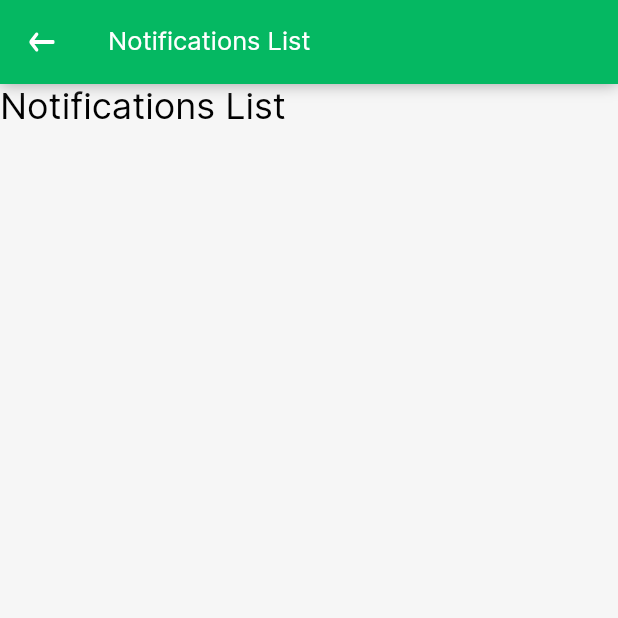
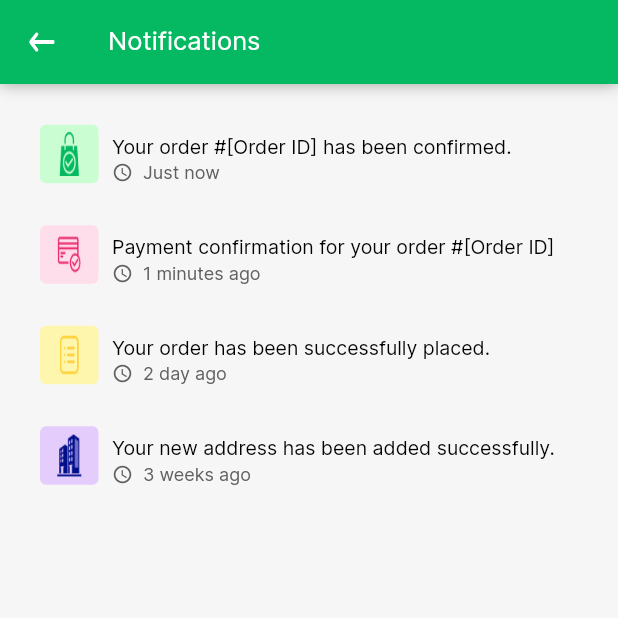
Before and after one commit to mendis11391/nourizmart_inl, a Flutter app: the NotificationsListPage screen opened by its route, on a phone screen of 412 x 824 dp, the top half of it. Run offline on Flutter 3.47's test engine with Material 3 defaults, Android fonts, the light colour scheme and no system bars; our stand-ins replace cloud_firestore, dio, envied, firebase_auth, firebase_core, flutter_svg and 7 more; accounts and stored records are empty; generated files the repository leaves out were written again; network calls fail.

Commit message:
Notification UI

```diff
--- a/lib/app/config/app_resource.dart
+++ b/lib/app/config/app_resource.dart
@@ -36,4 +36,8 @@ class AppResource {
   static const String icAddressBook = 'assets/icons/ic_address_book.svg';
   static const String icOrderHistory = 'assets/icons/ic_order_history.svg';
   static const String icLogout = 'assets/icons/ic_logout.svg';
+  static const String icOrderPlaced = 'assets/icons/ic_order_placed.png';
+  static const String icResidential = 'assets/icons/ic_residential.png';
+  static const String icVisa = 'assets/icons/ic_visa_done.png';
+  static const String icShopping = 'assets/icons/ic_shopping.png';
 }
--- a/lib/presentation/pages/home/home_controller.dart
+++ b/lib/presentation/pages/home/home_controller.dart
@@ -173,7 +173,7 @@ class HomeController extends GetxController {
   }
 
   notificationAction() {
-    showToast('Notification Action');
+    navigatePage(AppConstants.notificationsListPage);
   }
 
   addressAction() async {
--- a/lib/presentation/pages/notifications/notifications_list_controller.dart
+++ b/lib/presentation/pages/notifications/notifications_list_controller.dart
@@ -1,20 +1,31 @@
 import '../../../../../app/utils/app_export.dart';
 
 class NotificationsListController extends GetxController {
-  var title = 'Notifications List'.obs,
+  var title = 'Notifications'.obs,
+      isLoading = true.obs,
+      limits = 10,
+      page = 1,
+      isNoMoreItem = false.obs,
+      isLoadMoreApi = false.obs,
+      totalNotification = 0.obs,
       showLoadingStyle = ApiCallLoadingTypeEnum.none.obs;
   late ScrollController scrollController;
+  late RxList<String> responseList;
+  late AppRepo appRepo;
 
   @override
   void onInit() {
     super.onInit();
     scrollController = ScrollController();
+    responseList = <String>[].obs;
+    appRepo = AppRepoImpl();
   }
 
   @override
   void onReady() {
     super.onReady();
     getSharedValue();
+    // paginationTask();
   }
 
   @override
@@ -29,7 +40,109 @@ class NotificationsListController extends GetxController {
 
   getSharedValue() async {
     if (await delayNavigation(AppConstants.appShortDelayDuration)) {
-      // Api Call
+      invokeApiCall();
+    }
+  }
+
+  invokeApiCall() async {
+    showLoadingStyle.value = ApiCallLoadingTypeEnum.circularProgress;
+    defaultApiCall();
+  }
+
+  defaultApiCall() async {
+    if (await checkInternetConnection()) {
+      isLoading(true);
+      isLoadMoreApi(false);
+      isNoMoreItem(false);
+      page = 1;
+      if (showLoadingStyle.value == ApiCallLoadingTypeEnum.customLoading) {
+        AppLoader.showLoadingDialog();
+      }
+
+      apiCallNotificationList(false);
+    } else {
+      await resetLoading(AppConstants.appZeroDuration);
+    }
+  }
+
+  apiCallNotificationList(bool isPagination) async {
+    if (!isPagination) {
+      responseList.clear();
+    }
+    // dynamic payload = requestByData(searchText);
+
+    try {
+      // var response = await useCase.executeStoreList(payload);
+
+      // if (response.data != null && response.data!.rows != null) {
+      //   totalStore.value = validInt(response.data!.count);
+
+      //   if (isPagination && response.data!.rows!.isEmpty) {
+      //     isLoadMoreApi(false);
+      //     offset -= limits;
+      //     showToast('lbl_no_more_data'.tr);
+      //     isNoMoreItem(true);
+      //   }
+      //   responseList.addAll(response.data!.rows!);
+
+      // } else {
+      //   showToast('Failed: OnBoard Store List', msgType: ToastEnumType.error);
+      // }
+
+      for (int i = 0; i < 4; i++) {
+        responseList.add(validString(i));
+      }
+
+      await resetLoading(AppConstants.appResetLoadingDuration);
+    } catch (e) {
+      handleApiException(e, 'Notification List');
+    }
+  }
+
+  handleApiException(dynamic error, String tag) async {
+    // String errorMsg = checkErrorModel(error);
+    // handleException(errorMsg, tag);
+    // showToast(errorMsg, msgType: ToastEnumType.error);
+
+    showToast(validString(error), toastType: ToastType.error);
+    await resetLoading(AppConstants.appShortDelayDuration);
+  }
+
+  resetLoading(int delayDuration) async {
+    if (await delayNavigation(delayDuration)) {
+      isLoading(false);
+      isLoadMoreApi(false);
+      if (showLoadingStyle.value == ApiCallLoadingTypeEnum.customLoading) {
+        AppLoader.hideLoadingDialog();
+      }
+      showLoadingStyle.value = ApiCallLoadingTypeEnum.none;
+    }
+  }
+
+  paginationTask() {
+    scrollController.addListener(() {
+      if (scrollController.position.pixels ==
+              scrollController.position.maxScrollExtent &&
+          isLoadMoreApi.isFalse) {
+        // page += limits;
+        page++;
+        getMoreTask();
+      }
+    });
+  }
+
+  getMoreTask() async {
+    if (await checkInternetConnection()) {
+      if (isNoMoreItem.isFalse) {
+        isLoadMoreApi(true);
+        showLoadingStyle.value = ApiCallLoadingTypeEnum.loadMore;
+        apiCallNotificationList(true);
+      } else {
+        // page -= limits;
+        page--;
+        isLoadMoreApi(false);
+        showToast('No more items');
+      }
     }
   }
 
--- a/lib/presentation/pages/notifications/notifications_list_page.dart
+++ b/lib/presentation/pages/notifications/notifications_list_page.dart
@@ -24,46 +24,129 @@ class NotificationsListPage extends GetView<NotificationsListController> {
         onToolBackPressed: () => controller.backValidationAction(),
       );
 
-  Widget buildBody() =>  SafeArea(
+  Widget buildBody() => SafeArea(
         child: Column(
           children: [
-            // buildNote(),
-            // buildListData(),
-
-            AppText(text: controller.title.value, size: 25),
+            buildListSection(),
           ],
         ),
       );
 
-  //  Widget buildListData() =>
-  // controller.responseList.isEmpty ? loadingNoData() : buildListBuilder();
+  Widget buildListSection() =>
+      controller.responseList.isEmpty ? loadingNoData() : buildListBuilder();
 
-  // Widget loadingNoData() => Visibility(
-  //   visible: (controller.showLoadingStyle.value ==
-  //           ApiCallLoadingTypeEnum.circularProgress ||
-  //       controller.showLoadingStyle.value == ApiCallLoadingTypeEnum.search),
-  //   replacement: controller.isLoading.isFalse
-  //       ? const AppNoDataFound()
-  //       : const SizedBox.shrink(),
-  //   child: AppCircularProgress(loadingText: 'lbl_please_wait'.tr),
-  // );
+  Widget loadingNoData() => Visibility(
+        visible: (controller.showLoadingStyle.value ==
+                ApiCallLoadingTypeEnum.circularProgress ||
+            controller.showLoadingStyle.value == ApiCallLoadingTypeEnum.search),
+        replacement: controller.isLoading.isFalse
+            ? const AppNoDataFound()
+            : const SizedBox.shrink(),
+        child: const AppCircularProgress(),
+      );
 
-  // Widget buildBottomNavigation() => ColoredBox(
-  //       color: AppColors.commonThemeShade50,
-  //       child: Padding(
-  //         padding: getPadding(
-  //           top: 10,
-  //           bottom: 10,
-  //           left: 15,
-  //           right: 15,
-  //         ),
-  //         child: AppButton(
-  //           textSize: getFontSize(14),
-  //           buttonText: 'Continue',
-  //           borderRadius: getSize(5),
-  //           weight: FontWeight.bold,
-  //           onTap: () => controller.submitAction(),
-  //         ),
-  //       ),
-  //     );
+  Widget buildListBuilder() => Expanded(
+        child: ListView.separated(
+          controller: controller.scrollController,
+          padding: getPadding(left: 12, right: 12, top: 15, bottom: 20),
+          physics: const BouncingScrollPhysics(),
+          keyboardDismissBehavior: ScrollViewKeyboardDismissBehavior.onDrag,
+          shrinkWrap: true,
+          itemCount: controller.responseList.length,
+          itemBuilder: (context, idx) {
+            if (idx == (controller.responseList.length - 1) &&
+                controller.isLoadMoreApi.isTrue) {
+              return const AppLoadMore();
+            } else {
+              final String item = controller.responseList[idx];
+              return buildListElements(item, idx);
+            }
+          },
+          separatorBuilder: (BuildContext context, int index) => AppDivider(
+            // color: Colors.transparent,
+            height: getSize(5),
+            // thickness: getSize(1),
+          ),
+        ),
+      );
+
+  Widget buildListElements(String item, int idx) => ListTile(
+        contentPadding: EdgeInsets.zero,
+        visualDensity: const VisualDensity(horizontal: -4, vertical: -2),
+        leading: Container(
+          height: getSize(40),
+          width: getSize(40),
+          padding: getPadding(all: 5),
+          decoration: BoxDecoration(
+            color: getBgColor(idx),
+            borderRadius: BorderRadius.circular(getSize(5)),
+          ),
+          child: AppImage(
+            assetName: getImage(idx),
+          ),
+        ),
+        title: AppText(
+          text: getName(idx),
+          size: 14,
+        ),
+        subtitle: Padding(
+          padding: getPadding(top: 2),
+          child: Row(
+            mainAxisAlignment: MainAxisAlignment.start,
+            children: [
+              Icon(
+                Icons.access_time,
+                size: getSize(15),
+                color: Colors.grey.shade700,
+              ),
+              const SpaceWidth(mWidth: 3),
+              AppText(
+                text: getTime(idx),
+                size: 13,
+                color: Colors.grey.shade700,
+              ),
+            ],
+          ),
+        ),
+      );
+
+  String getName(int idx) {
+    return idx == 0
+        ? 'Your order #[Order ID] has been confirmed.'
+        : idx == 1
+            ? 'Payment confirmation for your order #[Order ID]'
+            : idx == 2
+                ? 'Your order has been successfully placed.'
+                : 'Your new address has been added successfully.';
+  }
+
+  String getTime(int idx) {
+    return idx == 0
+        ? 'Just now'
+        : idx == 1
+            ? '1 minutes ago'
+            : idx == 2
+                ? '2 day ago'
+                : '3 weeks ago';
+  }
+
+  String getImage(int idx) {
+    return idx == 0
+        ? AppResource.icShopping
+        : idx == 1
+            ? AppResource.icVisa
+            : idx == 2
+                ? AppResource.icOrderPlaced
+                : AppResource.icResidential;
+  }
+
+  Color getBgColor(int idx) {
+    return idx == 0
+        ? const Color(0xffCAFDD1)
+        : idx == 1
+            ? const Color(0xffFFDEEC)
+            : idx == 2
+                ? const Color(0xffFFF6AD)
+                : const Color(0xffE4CCFD);
+  }
 }
```
Also changed, not shown: assets/icons/ic_order_placed.png (added), assets/icons/ic_residential.png (added), assets/icons/ic_shopping.png (added), assets/icons/ic_visa_done.png (added).
